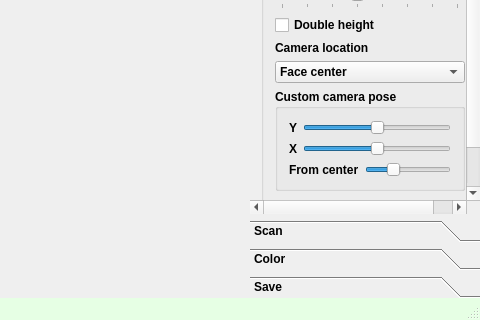
Qt form scanelium/scanelium.ui (lotmennikov/Scanelium) before a commit; both pictures show x 432 to 912 and y 375 to 695 of the 912 by 695 pixel window.
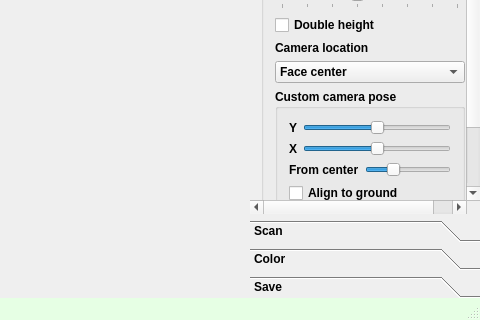
The same form after that commit. Custom widgets are drawn as their Qt base class.

Commit message: ground alignment

What changed in the file:
```diff
--- a/scanelium/scanelium.ui
+++ b/scanelium/scanelium.ui
@@ -108,7 +108,7 @@
            <x>0</x>
            <y>0</y>
            <width>213</width>
-           <height>565</height>
+           <height>588</height>
           </rect>
          </property>
          <attribute name="label">
@@ -447,6 +447,13 @@
                   </item>
                  </layout>
                 </item>
+                <item>
+                 <widget class="QCheckBox" name="alignBox">
+                  <property name="text">
+                   <string>Align to ground</string>
+                  </property>
+                 </widget>
+                </item>
                </layout>
               </widget>
              </item>
```
Left out of the diff: 4 changed lines with no effect on the pictures. The commit also changes 9 other files.
